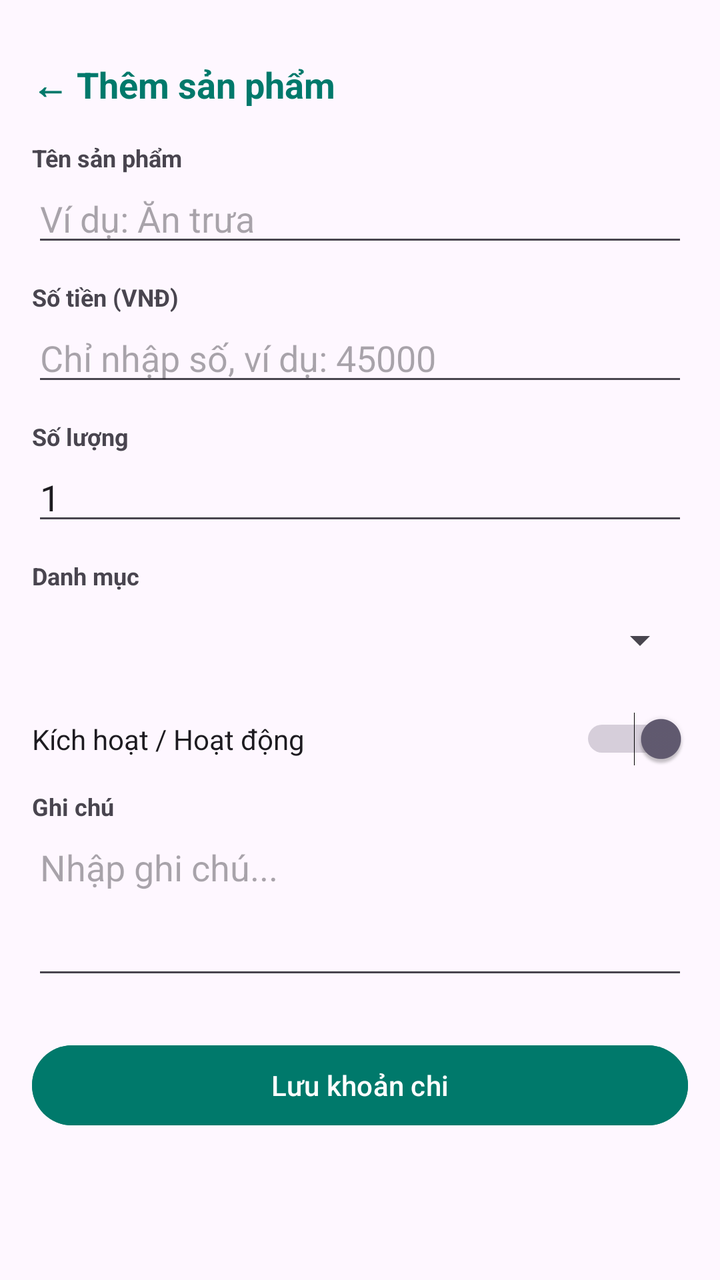
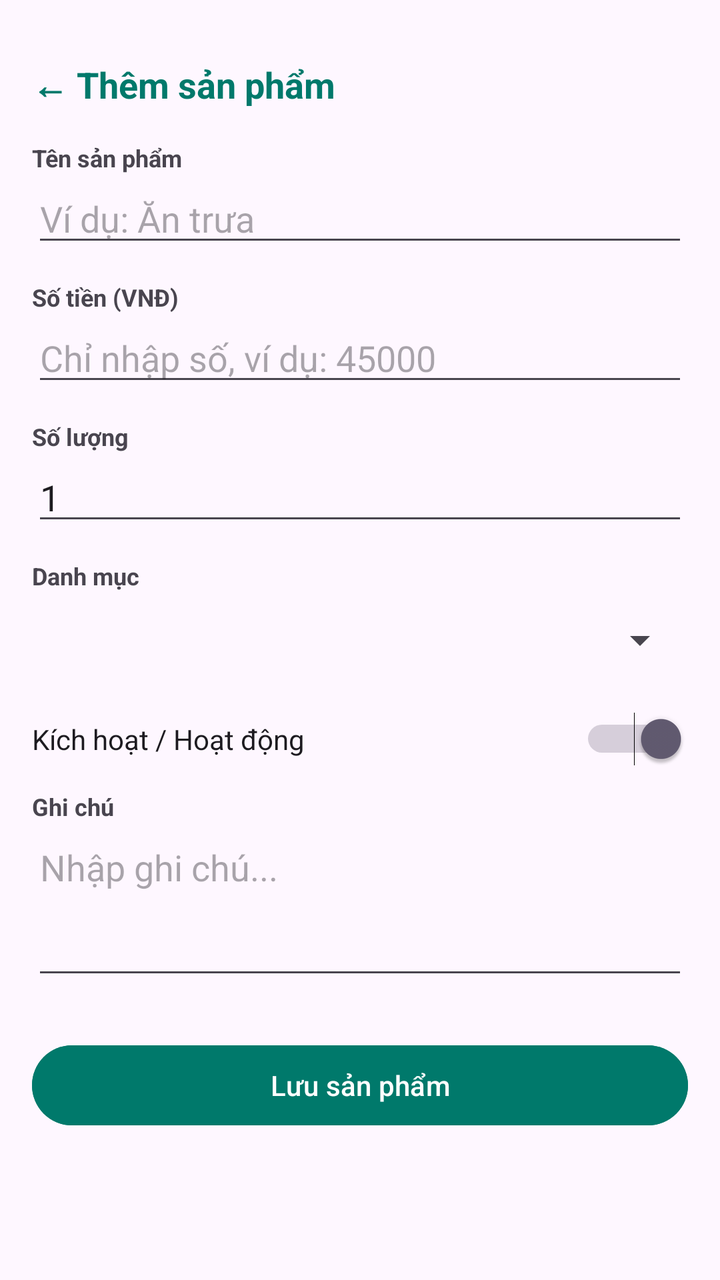

An Android layout rendered at two revisions. The XML below is the earlier revision; the diff shows what the commit changed to produce the second picture.
<!-- AndroidManifest.xml: application theme Theme.Quanlychitieu -->
<!-- res/layout/activity_add_product.xml -->
<?xml version="1.0" encoding="utf-8"?>
<ScrollView xmlns:android="http://schemas.android.com/apk/res/android"
    android:layout_width="match_parent"
    android:layout_height="match_parent"
    android:padding="16dp">

    <LinearLayout
        android:layout_width="match_parent"
        android:layout_height="wrap_content"
        android:orientation="vertical">

        
        <TextView
            android:layout_width="match_parent"
            android:layout_height="wrap_content"
            android:text="← Thêm sản phẩm"
            android:textSize="18sp"
            android:textStyle="bold"
            android:textColor="#00796B"
            android:paddingBottom="16dp"
            android:layout_marginTop="14dp"/>

        
        <TextView
            android:layout_width="match_parent"
            android:layout_height="wrap_content"
            android:text="Tên sản phẩm"
            android:textStyle="bold"
            android:textSize="12sp" />

        <EditText
            android:id="@+id/etName"
            android:layout_width="match_parent"
            android:layout_height="wrap_content"
            android:hint="Ví dụ: Ăn trưa"
            android:inputType="text"
            android:layout_marginBottom="12dp" />

        
        <TextView
            android:layout_width="match_parent"
            android:layout_height="wrap_content"
            android:text="Số tiền (VNĐ)"
            android:textStyle="bold"
            android:textSize="12sp" />

        <EditText
            android:id="@+id/etPrice"
            android:layout_width="match_parent"
            android:layout_height="wrap_content"
            android:hint="Chỉ nhập số, ví dụ: 45000"
            android:inputType="number"
            android:layout_marginBottom="12dp" />

        
        <TextView
            android:layout_width="match_parent"
            android:layout_height="wrap_content"
            android:text="Số lượng"
            android:textStyle="bold"
            android:textSize="12sp" />

        <EditText
            android:id="@+id/etQuantity"
            android:layout_width="match_parent"
            android:layout_height="wrap_content"
            android:hint="Nhập số lượng"
            android:inputType="number"
            android:text="1"
            android:layout_marginBottom="12dp" />

        
        <TextView
            android:layout_width="match_parent"
            android:layout_height="wrap_content"
            android:text="Danh mục"
            android:textStyle="bold"
            android:textSize="12sp" />

        <Spinner
            android:id="@+id/spCategory"
            android:layout_width="match_parent"
            android:layout_height="48dp"
            android:layout_marginBottom="12dp" />

        
        <Switch
            android:id="@+id/swActive"
            android:layout_width="match_parent"
            android:layout_height="wrap_content"
            android:text="Kích hoạt / Hoạt động"
            android:checked="true"
            android:layout_marginBottom="12dp" />

        
        <TextView
            android:layout_width="match_parent"
            android:layout_height="wrap_content"
            android:text="Ghi chú"
            android:textStyle="bold"
            android:textSize="12sp" />

        <EditText
            android:id="@+id/etDesc"
            android:layout_width="match_parent"
            android:layout_height="wrap_content"
            android:hint="Nhập ghi chú..."
            android:inputType="textMultiLine"
            android:lines="3"
            android:gravity="top"
            android:layout_marginBottom="24dp" />

        
        <Button
            android:id="@+id/btnSave"
            android:layout_width="match_parent"
            android:layout_height="wrap_content"
            android:text="Lưu khoản chi"
            android:backgroundTint="#00796B"
            android:textColor="#FFFFFF" />

    </LinearLayout>
</ScrollView>
<!-- resources referenced by this layout -->
<resources>
  <style name="Theme.Quanlychitieu" parent="Base.Theme.Quanlychitieu" />
  <style name="Base.Theme.Quanlychitieu" parent="Theme.Material3.DayNight.NoActionBar">
          
          
      </style>
</resources>

<!-- the commit's change to res/layout/activity_add_product.xml (unified diff, before → after) -->
@@ -115,7 +115,7 @@
             android:id="@+id/btnSave"
             android:layout_width="match_parent"
             android:layout_height="wrap_content"
-            android:text="Lưu khoản chi"
+            android:text="Lưu sản phẩm"
             android:backgroundTint="#00796B"
             android:textColor="#FFFFFF" />
 
